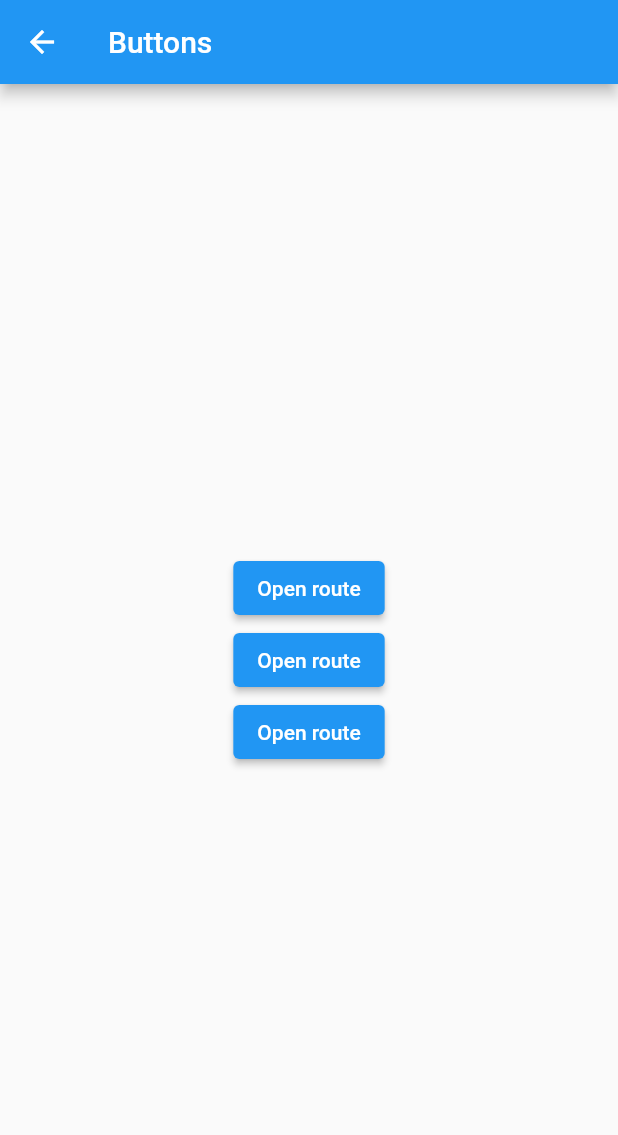
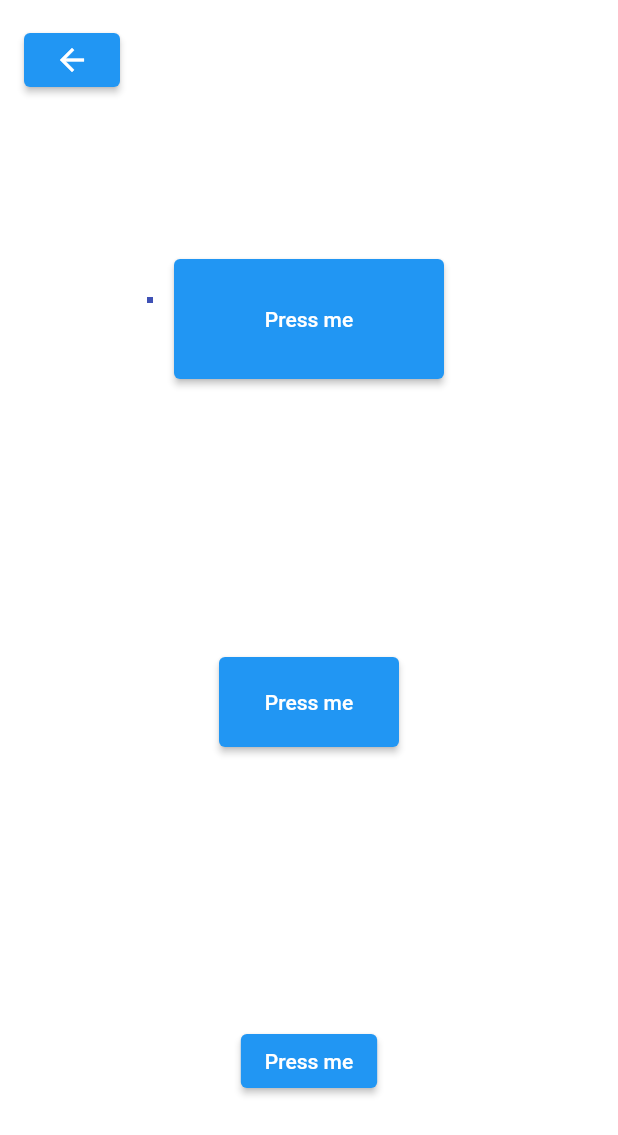
Before and after one commit to overdoz/gaze_and_touch, a Flutter app: the ButtonsScreen screen opened directly, on a phone screen of 412 x 824 dp. Shown: the top 1135 px of the screen. Run offline on Flutter 3.47's test engine with Material 2 defaults, Android fonts, the phone set to English and light mode, and no system bars; missing offline and left inert: dart:ffi.

Commit message:
replace back button with custom button, offer 3 sizes of input button

```diff
--- a/lib/screens/buttons.dart
+++ b/lib/screens/buttons.dart
@@ -1,5 +1,9 @@
 import 'package:flutter/material.dart';
 import 'package:gazeAndTouch/utils/widgetDetails.dart';
+import '../shapes/painters.dart';
+import '../models/screenDetails.dart';
+import '../utils/gazeReceiver.dart';
+
 
 
 class ButtonsScreen extends StatefulWidget {
@@ -17,8 +21,15 @@ class _ButtonsScreenState extends State<ButtonsScreen> {
   final GlobalKey key3 = GlobalKey();
   final GlobalKey backButtonKey = GlobalKey();
 
-  var backButtonPosition;
-  var backButtonSize;
+  // Initial offsets with 10 gazepoints
+  final _offsets = <Offset>[for (var i = 0; i < 10; i++) Offset(100, 200)];
+
+
+  Offset backButtonPosition;
+  Size backButtonSize;
+
+  var button1Position;
+  var button1Size;
 
   @override
   void initState() {
@@ -28,32 +39,80 @@ class _ButtonsScreenState extends State<ButtonsScreen> {
       backButtonSize = getWidgetSize(backButtonKey);
       print(getWidgetPosition(backButtonKey));
     });
+
+    WidgetsBinding.instance.addPostFrameCallback((timeStamp) {
+      button1Position = getWidgetPosition(key1);
+      button1Size = getWidgetSize(key1);
+      print("Backbutton Position: ${getWidgetPosition(key1)}");
+    });
+  }
+
+  callback() {
+    setState(() {
+      if (isWithinWidget(_offsets[0], backButtonPosition, backButtonSize)) {
+        Navigator.of(context).pop();
+      }
+    });
+
+    // TODO: calculate the mean of the latest 10 gaze points
   }
 
   @override
   Widget build(BuildContext context) {
-    return WillPopScope(
+    double width = MediaQuery.of(context).size.width;
+    double height = MediaQuery.of(context).size.height;
+
+    var size = ScreenSize(height, width);
+
+    var _ = new GazeReceiver(_offsets, size, callback);
+
+
+    return Container(
+      color: Colors.white,
+      child: SafeArea(
+        child: WillPopScope(
           onWillPop: () async => false,
-      child: Scaffold(
-        appBar: AppBar(
-          title: Text('Buttons'),
-          leading: IconButton(
-            key: backButtonKey,
-            icon: Icon(Icons.arrow_back),
-            onPressed: () {
-              print(getWidgetPosition(backButtonKey));
-              print(getWidgetSize(backButtonKey));
-              Navigator.of(context).pop();
-            },
+          child: Stack(
+            children: [
+
+              Scaffold(
+                body: Stack(
+                  children: [
+                    Container(
+                      width: double.infinity, //double.infinity,
+                      height: double.infinity, //double.infinity,
+                      color: Colors.white,
+                      child: CustomPaint(painter: FaceOutlinePainter(_offsets)),
                     ),
-        ),
-        body: Center(
+                    Center(
                         child: Column(
                       mainAxisAlignment: MainAxisAlignment.center,
                       children: [
+                        Row(
+                          mainAxisAlignment: MainAxisAlignment.start,
+                          children: [
+                            Padding(
+                              padding: EdgeInsets.all(16.0),
+                              child: ElevatedButton(
+                                key: backButtonKey,
+                                child: Icon(Icons.arrow_back),
+                                onPressed: () {
+                                  Navigator.of(context).pop();
+                                },
+                              )
+                            )
+                          ],
+                        ),
+                        Flexible(
+                          child: Column(
+                            mainAxisAlignment: MainAxisAlignment.spaceAround,
+                            children: [
                               ElevatedButton(
-              child: Text('Open route'),
+                                child: Text('Press me'),
                                 key: key1,
+                                style: ButtonStyle(
+                                  minimumSize: MaterialStateProperty.all(Size(180.0, 80.0))
+                                ),
                                 onPressed: () {
                                   var position = getWidgetPosition(key1);
                                   var size = getWidgetSize(key1);
@@ -62,17 +121,30 @@ class _ButtonsScreenState extends State<ButtonsScreen> {
                                 },
                               ),
                               ElevatedButton(
-              child: Text('Open route'),
+                                child: Text('Press me'),
                                 key: key2,
+                                style: ButtonStyle(
+                                    minimumSize: MaterialStateProperty.all(Size(120.0, 60.0))
+                                ),
                                 onPressed: () {},
                               ),
                               ElevatedButton(
-              child: Text('Open route'),
+                                child: Text('Press me'),
                                 key: key3,
                                 onPressed: () {},
+                              )
+                            ],
+                          ),
+                        )
+
+                      ],
+                    )),
+                  ],
+                ),
               ),
             ],
-        )),
+          ),
+        ),
       ),
     );
   }
--- a/lib/screens/mapping.dart
+++ b/lib/screens/mapping.dart
@@ -21,7 +21,8 @@ class _MyHomePageState extends State<MyHomePage> {
 
   callback() {
     setState(() {
-      print("Callback works!");
+
+      print(DateTime.now());
     });
   }
 
--- a/lib/utils/widgetDetails.dart
+++ b/lib/utils/widgetDetails.dart
@@ -9,3 +9,10 @@ Size getWidgetSize(GlobalKey key) {
   final RenderBox renderBox = key.currentContext.findRenderObject();
   return renderBox.size;
 }
+
+bool isWithinWidget(Offset gazePoint, Offset widgetPosition, Size widgetSize) {
+  return gazePoint.dx > widgetPosition.dx
+      && gazePoint.dx < widgetPosition.dx + widgetSize.width
+      && gazePoint.dy > widgetPosition.dy
+      && gazePoint.dy < widgetPosition.dy + widgetSize.height;
+}
```
Lines whose indentation alone changed are shown as unchanged.
